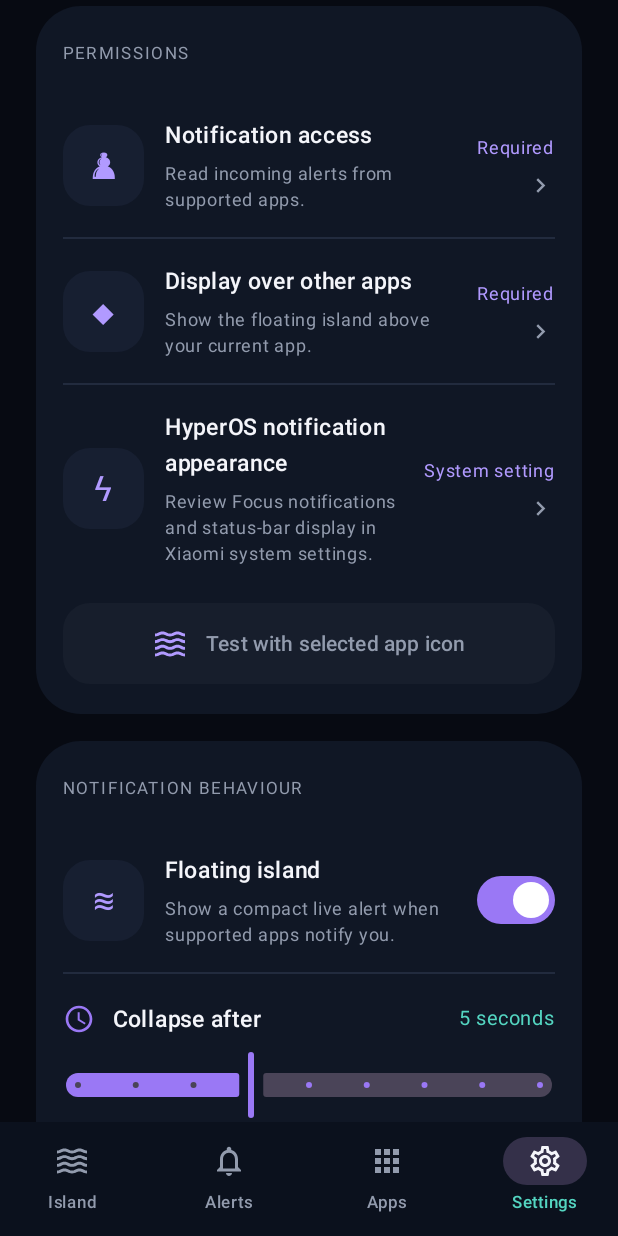
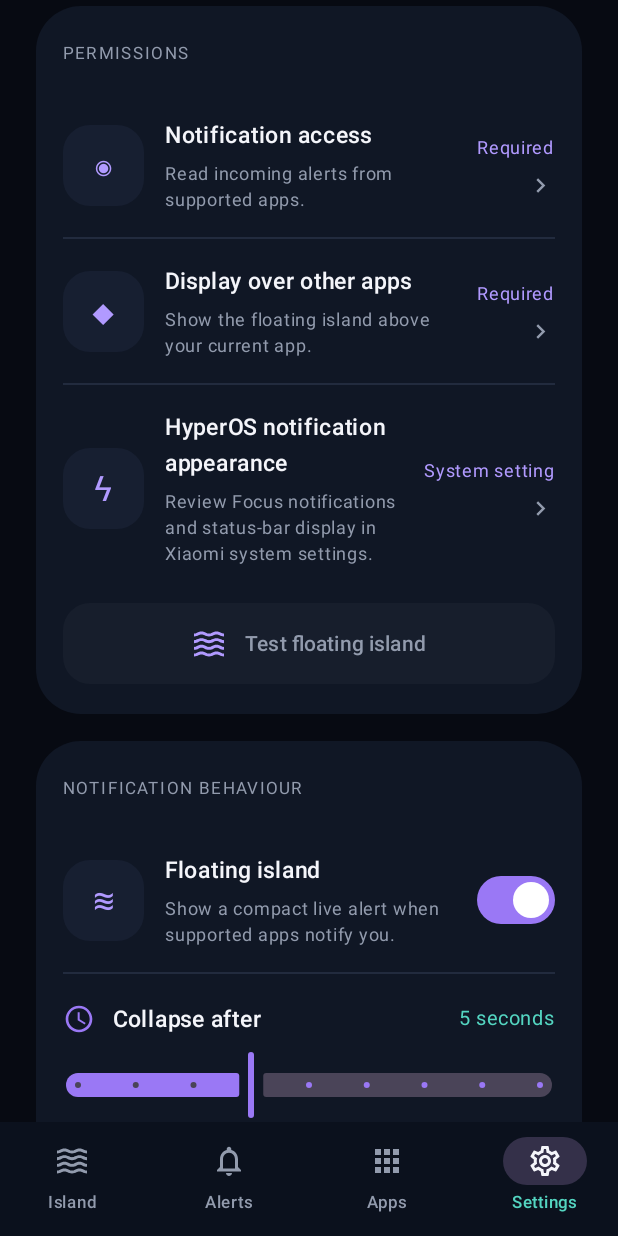
Before and after one commit to abdulwaheedmuhammed3-maker/ilauncher, an Android app built with Jetpack Compose: the screen it shows after launch (MainActivity), on a phone screen of 412 x 824 dp. Run offline under Robolectric (Android 15) with nearby library versions, the phone set to English and light mode, and no system bars.

Commit message:
Clarify Nuvia floating island test action

```diff
--- a/app/src/main/java/com/nuvia/ios/ui/NuviaApp.kt
+++ b/app/src/main/java/com/nuvia/ios/ui/NuviaApp.kt
@@ -132,7 +132,7 @@ private fun SettingsScreen() {
         }
         item {
             SettingsPanel(title = "PERMISSIONS") {
-                PermissionRow("♟", "Notification access", "Read incoming alerts from supported apps.", if (notificationAccess) "Connected" else "Required", notificationAccess) {
+                PermissionRow("◉", "Notification access", "Read incoming alerts from supported apps.", if (notificationAccess) "Connected" else "Required", notificationAccess) {
                     openNotificationAccess(context)
                 }
                 PanelDivider()
@@ -158,7 +158,7 @@ private fun SettingsScreen() {
                 ) {
                     Icon(Icons.Outlined.Waves, null, tint = NuviaPurpleBright)
                     Spacer(Modifier.width(12.dp))
-                    Text("Test with selected app icon", fontWeight = FontWeight.Medium)
+                    Text("Test floating island", fontWeight = FontWeight.Medium)
                 }
             }
         }
```
